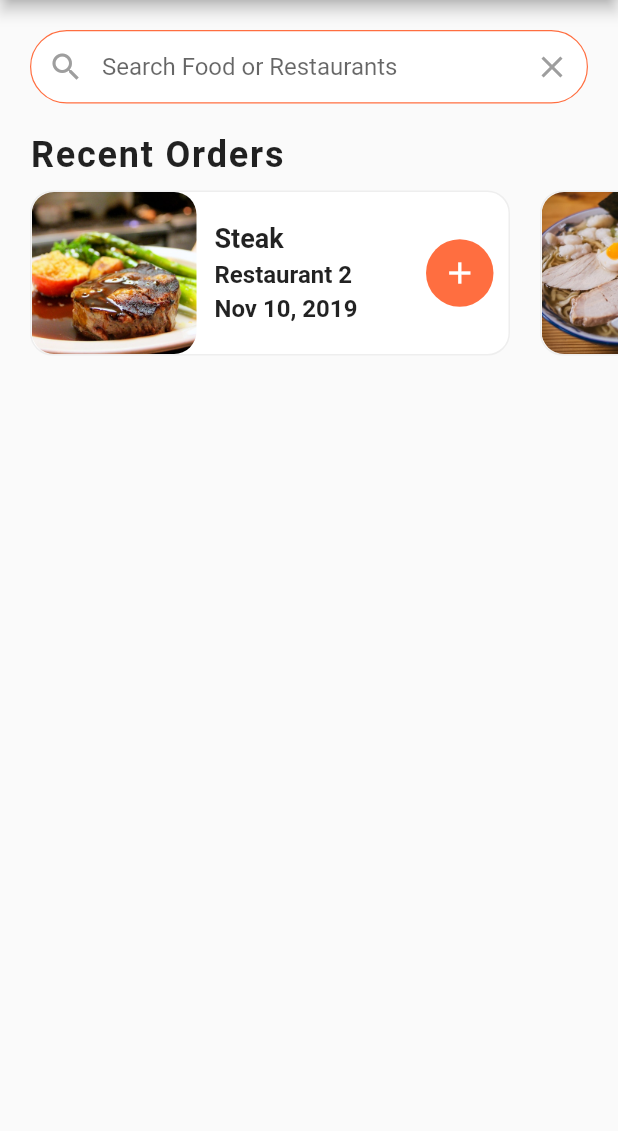
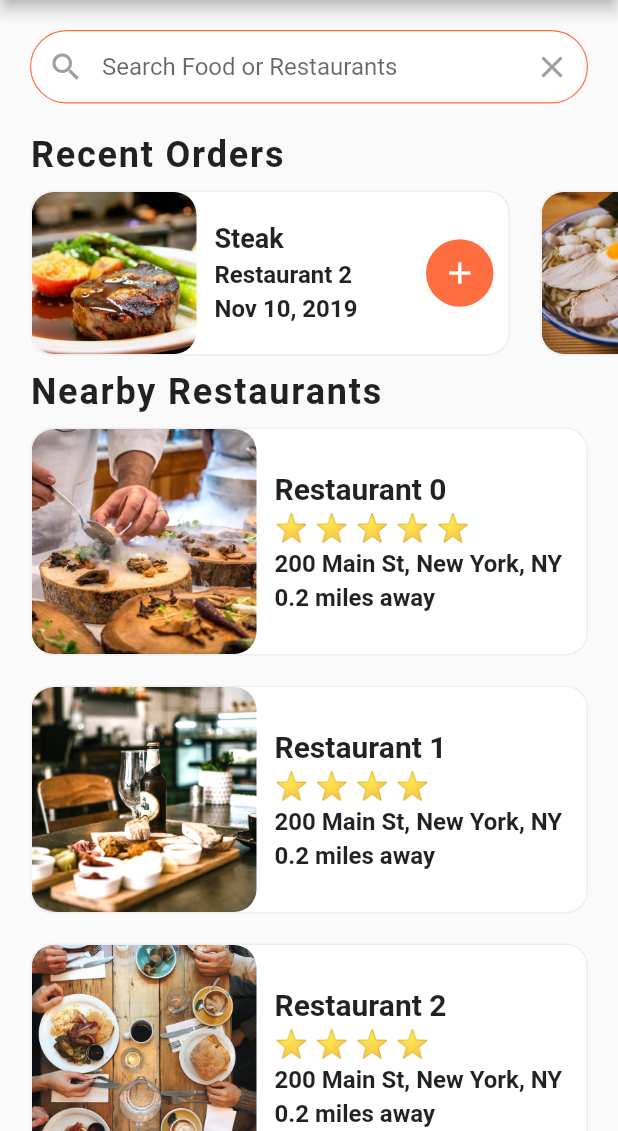
Before and after one commit to PassionPotter/Online-FoodDelivery-App, a Flutter app: the screen it shows after launch, on a phone screen of 412 x 824 dp, the part 105-1236 px from its top. Run offline on Flutter 3.47's test engine with Material 2 defaults, Android fonts, the phone set to English and light mode, and no system bars.

Commit message:
add nearby resaurants

```diff
--- a/lib/main.dart
+++ b/lib/main.dart
@@ -1,7 +1,7 @@
 import 'package:flutter/material.dart';
 import '/screens/home_screen.dart';
 
-void main() => runApp(MyApp());
+void main() => runApp(const MyApp());
 
 class MyApp extends StatelessWidget {
   const MyApp({Key? key}) : super(key: key);
--- a/lib/screens/home_screen.dart
+++ b/lib/screens/home_screen.dart
@@ -1,9 +1,84 @@
 import 'package:flutter/material.dart';
-import 'package:food_delivery_app_ui/data/data.dart';
-import 'package:food_delivery_app_ui/widgets/recent_orders.dart';
+
+import '/data/data.dart';
+import '/models/restaurant.dart';
+import '/widgets/rating_stars.dart';
+import '/widgets/recent_orders.dart';
 
 class HomeScreen extends StatelessWidget {
   const HomeScreen({Key? key}) : super(key: key);
+
+  Widget _buildNearbyRestaurants() {
+    List<Widget> restaurantList = [];
+    for (Restaurant thisRestaurant in restaurants) {
+      restaurantList.add(
+        Container(
+          margin: const EdgeInsets.symmetric(
+            horizontal: 20.0,
+            vertical: 10.0,
+          ),
+          decoration: BoxDecoration(
+            color: Colors.white,
+            borderRadius: BorderRadius.circular(15.0),
+            border: Border.all(width: 1.0, color: Colors.grey[200]!),
+          ),
+          child: Row(
+            children: <Widget>[
+              ClipRRect(
+                borderRadius: BorderRadius.circular(15.0),
+                child: Image.asset(
+                  thisRestaurant.imageUrl!,
+                  height: 150.0,
+                  width: 150.0,
+                  fit: BoxFit.cover,
+                ),
+              ),
+              Expanded(
+                child: Container(
+                  margin: const EdgeInsets.all(12.0),
+                  child: Column(
+                    crossAxisAlignment: CrossAxisAlignment.start,
+                    mainAxisAlignment: MainAxisAlignment.center,
+                    children: <Widget>[
+                      Text(
+                        thisRestaurant.name!,
+                        overflow: TextOverflow.ellipsis,
+                        style: const TextStyle(
+                          fontSize: 20.0,
+                          fontWeight: FontWeight.bold,
+                        ),
+                      ),
+                      const SizedBox(height: 4.0),
+                      RatingStars(thisRestaurant.rating!),
+                      const SizedBox(height: 4.0),
+                      Text(
+                        thisRestaurant.address!,
+                        overflow: TextOverflow.ellipsis,
+                        style: const TextStyle(
+                          fontSize: 16.0,
+                          fontWeight: FontWeight.w600,
+                        ),
+                      ),
+                      const SizedBox(height: 4.0),
+                      const Text(
+                        '0.2 miles away',
+                        overflow: TextOverflow.ellipsis,
+                        style: TextStyle(
+                          fontSize: 16.0,
+                          fontWeight: FontWeight.w600,
+                        ),
+                      ),
+                    ],
+                  ),
+                ),
+              ),
+            ],
+          ),
+        ),
+      );
+    }
+    return Column(children: restaurantList);
+  }
 
   @override
   Widget build(BuildContext context) {
@@ -27,6 +102,8 @@ class HomeScreen extends StatelessWidget {
         ],
       ),
       body: ListView(
+        shrinkWrap: true,
+        physics: const BouncingScrollPhysics(),
         children: <Widget>[
           Padding(
             padding: const EdgeInsets.all(20.0),
@@ -59,6 +136,28 @@ class HomeScreen extends StatelessWidget {
           // TODO: for Recent Orders
           const RecentOrders(),
 
+          // TODO: for Nearby Restaurants
+          Column(
+            crossAxisAlignment: CrossAxisAlignment.stretch,
+            children: <Widget>[
+              // TODO: title
+              const Padding(
+                padding: EdgeInsets.symmetric(horizontal: 20.0),
+                child: Text(
+                  'Nearby Restaurants',
+                  textAlign: TextAlign.left,
+                  style: TextStyle(
+                    fontSize: 24.0,
+                    fontWeight: FontWeight.w600,
+                    letterSpacing: 1.2,
+                  ),
+                ),
+              ),
+
+              // TODO: list of nearby restaurants
+              _buildNearbyRestaurants(),
+            ],
+          ),
         ],
       ),
     );
--- /dev/null
+++ b/lib/widgets/rating_stars.dart
@@ -0,0 +1,22 @@
+import 'package:flutter/material.dart';
+
+class RatingStars extends StatelessWidget {
+  final int? rating;
+
+  const RatingStars(this.rating, {Key? key}) : super(key: key);
+
+  @override
+  Widget build(BuildContext context) {
+    String stars = '';
+    for (int i = 0; i < rating!; i++) {
+      stars += '⭐ ';
+    }
+    stars.trim();
+    return Text(
+      stars,
+      style: const TextStyle(
+        fontSize: 18.0,
+      ),
+    );
+  }
+}
```
